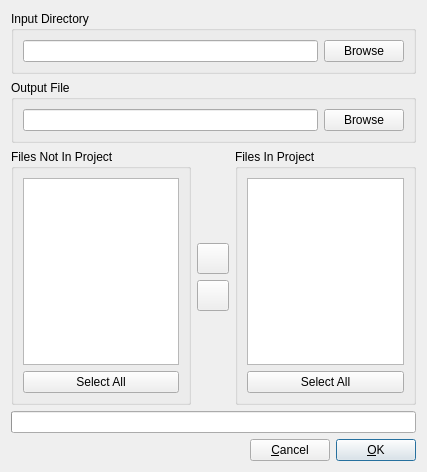
Above: project_files.ui from Blender3D/Bindery before the change. Below: the same form after it.
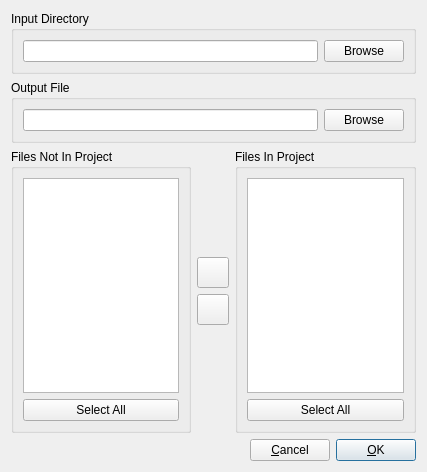
That is the form after the change. Icons and pictures are not drawn.

```diff
--- a/project_files.ui
+++ b/project_files.ui
@@ -200,20 +200,6 @@
    </item>
    <item row="2" column="0">
     <layout class="QVBoxLayout" name="verticalLayout_3">
-     <item>
-      <layout class="QVBoxLayout" name="verticalLayout">
-       <item>
-        <widget class="QProgressBar" name="progressBar">
-         <property name="value">
-          <number>0</number>
-         </property>
-         <property name="textVisible">
-          <bool>false</bool>
-         </property>
-        </widget>
-       </item>
-      </layout>
-     </item>
      <item>
       <layout class="QHBoxLayout" name="horizontalLayout">
        <item>
```
